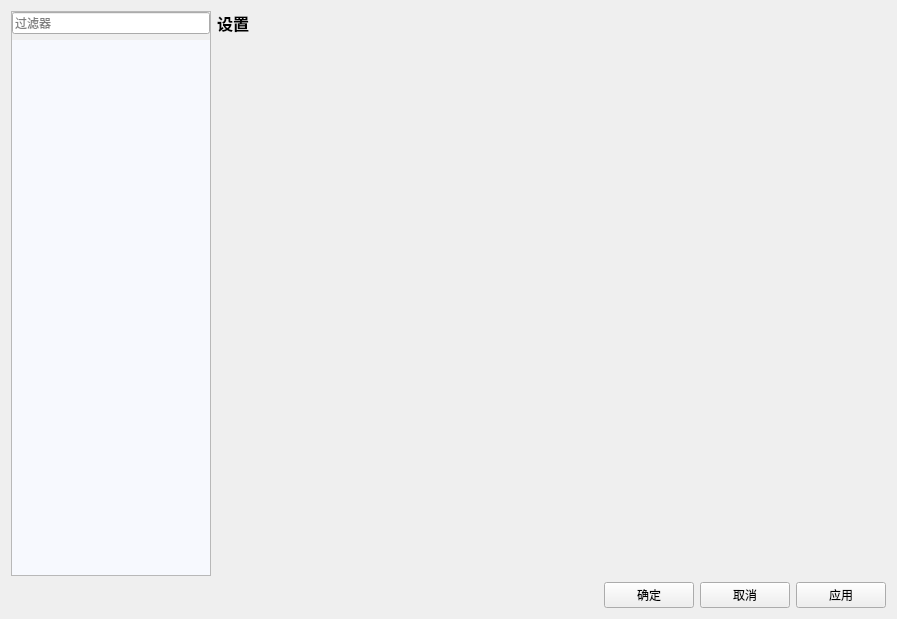
Before: the Qt Designer form IDE/Window/Form_SystemSettings.ui in chineselixi/FireMonkeyStudio, drawn with Qt 5.
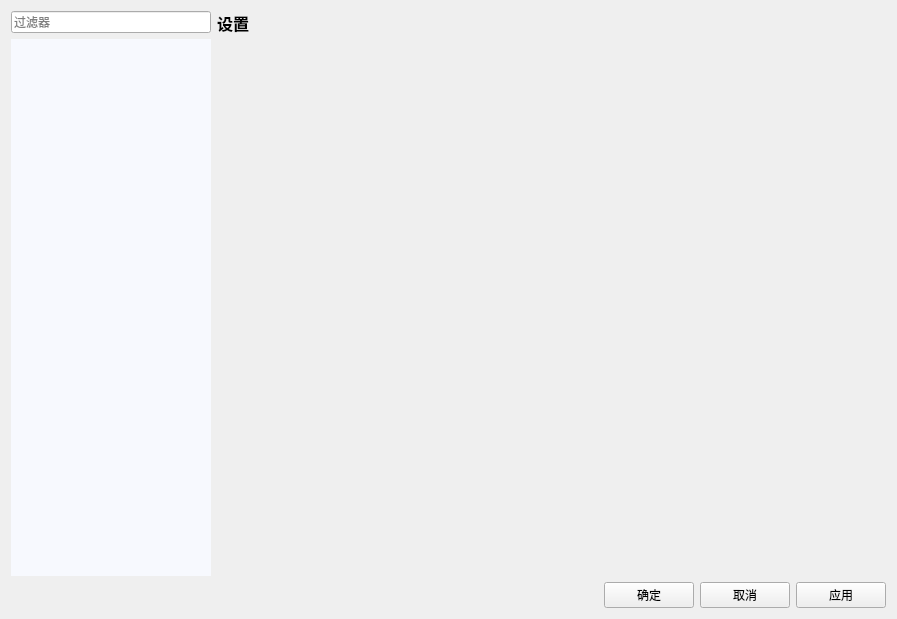
After: the same form once the commit is applied.

Patch:
```diff
--- a/IDE/Window/Form_SystemSettings.ui
+++ b/IDE/Window/Form_SystemSettings.ui
@@ -41,6 +41,12 @@
 }
 #listWidget::item:selected:!active{
 	background-color: rgb(196, 213, 255);
+}
+
+
+/*去除Frame边框*/
+.QFrame{
+	border:0px;
 }</string>
   </property>
   <layout class="QVBoxLayout" name="verticalLayout_3">
```
